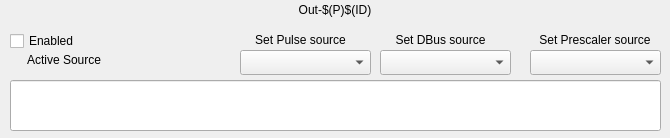
Old version of the form ui/EVR/evr_out-details.ui in the repository epics-modules/mrfioc2.
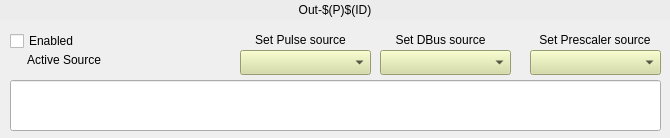
New version of the form. Custom widgets are drawn as their Qt base class.

Commit message: [COSYLAB-39] applied styles and added a few finishing touches. In pulsers view the type of display need to be decided

The edit to the form file:
```diff
--- a/ui/EVR/evr_out-details.ui
+++ b/ui/EVR/evr_out-details.ui
@@ -54,6 +54,9 @@
      <height>25</height>
     </rect>
    </property>
+   <property name="styleSheet">
+    <string notr="true">background-color: rgb(212, 219, 157);</string>
+   </property>
    <property name="channel" stdset="0">
     <string notr="true">$(EVR):Out-$(P)$(ID)-Src-Pulse-SP</string>
    </property>
@@ -67,6 +70,9 @@
      <height>25</height>
     </rect>
    </property>
+   <property name="styleSheet">
+    <string notr="true">background-color: rgb(212, 219, 157);</string>
+   </property>
    <property name="channel" stdset="0">
     <string notr="true">$(EVR):Out-$(P)$(ID)-Src-Scale-SP</string>
    </property>
@@ -80,6 +86,9 @@
      <height>25</height>
     </rect>
    </property>
+   <property name="styleSheet">
+    <string notr="true">background-color: rgb(212, 219, 157);</string>
+   </property>
    <property name="channel" stdset="0">
     <string notr="true">$(EVR):Out-$(P)$(ID)-Src-DBus-SP</string>
    </property>
@@ -244,6 +253,9 @@
      <height>20</height>
     </rect>
    </property>
+   <property name="styleSheet">
+    <string notr="true">background-color: rgb(236, 236, 236, 255);</string>
+   </property>
    <property name="text">
     <string>Out-$(P)$(ID)</string>
    </property>
```
The commit also changes 20 other files.
